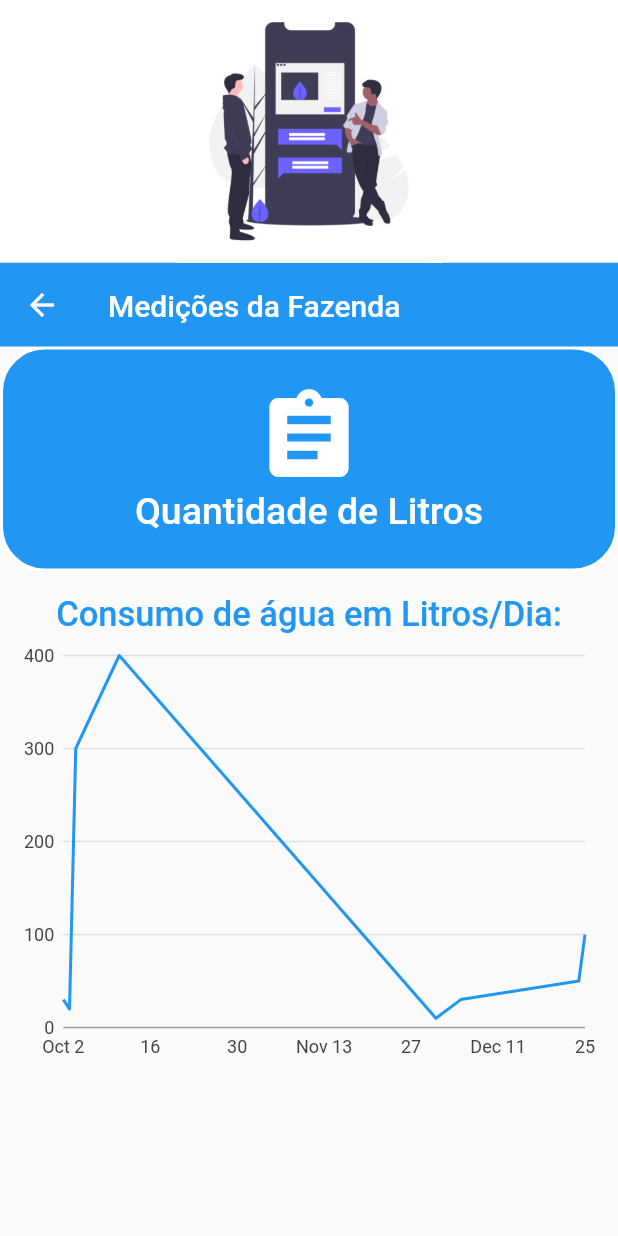
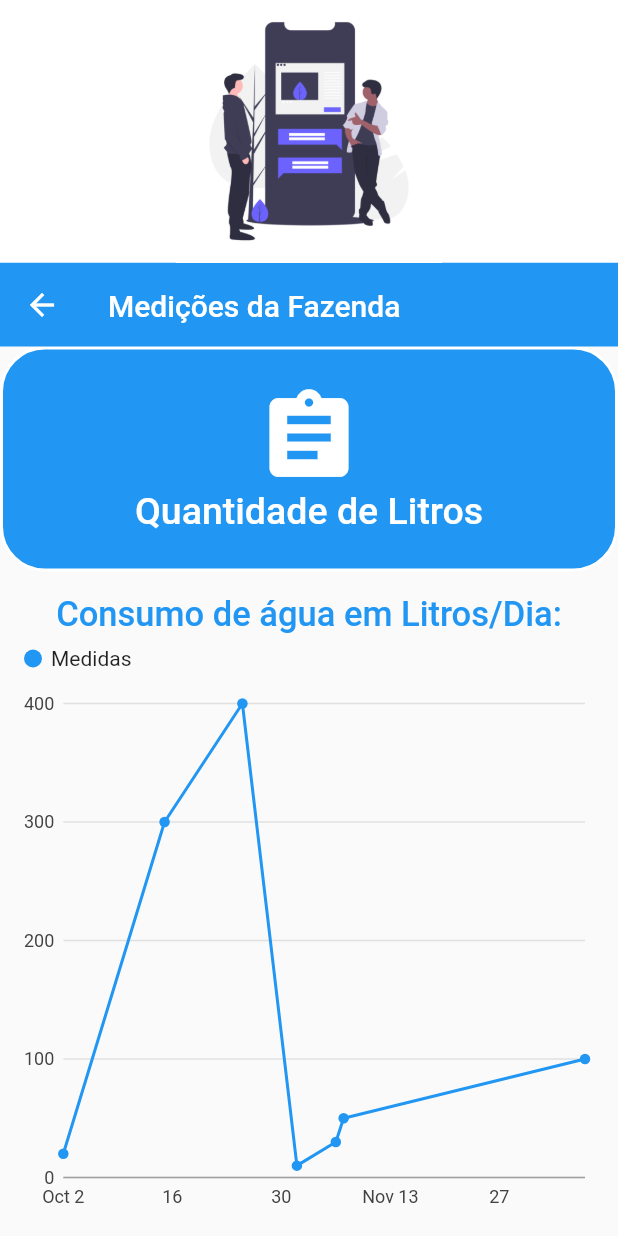
Before and after one commit to pedrohcms/tcc-mobile, a Flutter app: the ReportPage screen opened by its route, on a phone screen of 412 x 824 dp. Run offline on Flutter 3.47's test engine with Material 2 defaults, Android fonts, the phone set to English and light mode, and no system bars; our stand-ins replace charts_flutter, email_validator, shared_preferences; accounts and stored records are empty.

Commit message:
Adicionando novo grafico

```diff
--- a/lib/src/components/LineChartComponent/LineChartBloc.dart
+++ b/lib/src/components/LineChartComponent/LineChartBloc.dart
@@ -4,14 +4,13 @@ import 'package:mobile/src/models/Measure.dart';
 class LineChartBloc {
   List<Measure> makeGraphicData() {
     return [
-      new Measure(startDate: "2020-10-02", sum: 30.0),
-      new Measure(startDate: "2020-10-03", sum: 20.0),
-      new Measure(startDate: "2020-10-04", sum: 300.0),
-      new Measure(startDate: "2020-10-11", sum: 400.0),
-      new Measure(startDate: "2020-12-01", sum: 10.0),
-      new Measure(startDate: "2020-12-05", sum: 30.0),
-      new Measure(startDate: "2020-12-24", sum: 50.0),
-      new Measure(startDate: "2020-12-25", sum: 100.0),
+      new Measure(startDate: "2020-10-02", sum: 20.0),
+      new Measure(startDate: "2020-10-15", sum: 300.0),
+      new Measure(startDate: "2020-10-25", sum: 400.0),
+      new Measure(startDate: "2020-11-01", sum: 10.0),
+      new Measure(startDate: "2020-11-06", sum: 30.0),
+      new Measure(startDate: "2020-11-07", sum: 50.0),
+      new Measure(startDate: "2020-12-08", sum: 100.0),
     ];
   }
 
--- a/lib/src/components/LineChartComponent/LineChartComponent.dart
+++ b/lib/src/components/LineChartComponent/LineChartComponent.dart
@@ -11,6 +11,16 @@ class LineChartComponent extends StatelessWidget {
       _lineChartBloc.makeGraphicSeries(),
       animationDuration: Duration(seconds: 3),
       animate: true,
+      dateTimeFactory: LocalDateTimeFactory(),
+      domainAxis: DateTimeAxisSpec(
+        tickFormatterSpec: AutoDateTimeTickFormatterSpec(
+          day: TimeFormatterSpec(format: 'd', transitionFormat: 'dd/MM/yyyy'),
+        ),
+      ),
+      defaultRenderer: LineRendererConfig(includePoints: true),
+      behaviors: [
+        SeriesLegend(),
+      ],
     );
   }
 }
--- a/lib/src/pages/ReportPage/ReportPage.dart
+++ b/lib/src/pages/ReportPage/ReportPage.dart
@@ -95,7 +95,7 @@ class _ReportPageState extends State<ReportPage> {
                   ),
                 ),
                 Container(
-                  height: 300,
+                  height: 400,
                   child: Padding(
                     padding: const EdgeInsets.only(
                       left: 8.0,
@@ -104,7 +104,7 @@ class _ReportPageState extends State<ReportPage> {
                     ),
                     child: LineChartComponent(),
                   ),
-                ),
+                )
               ],
             ),
           ),
```
